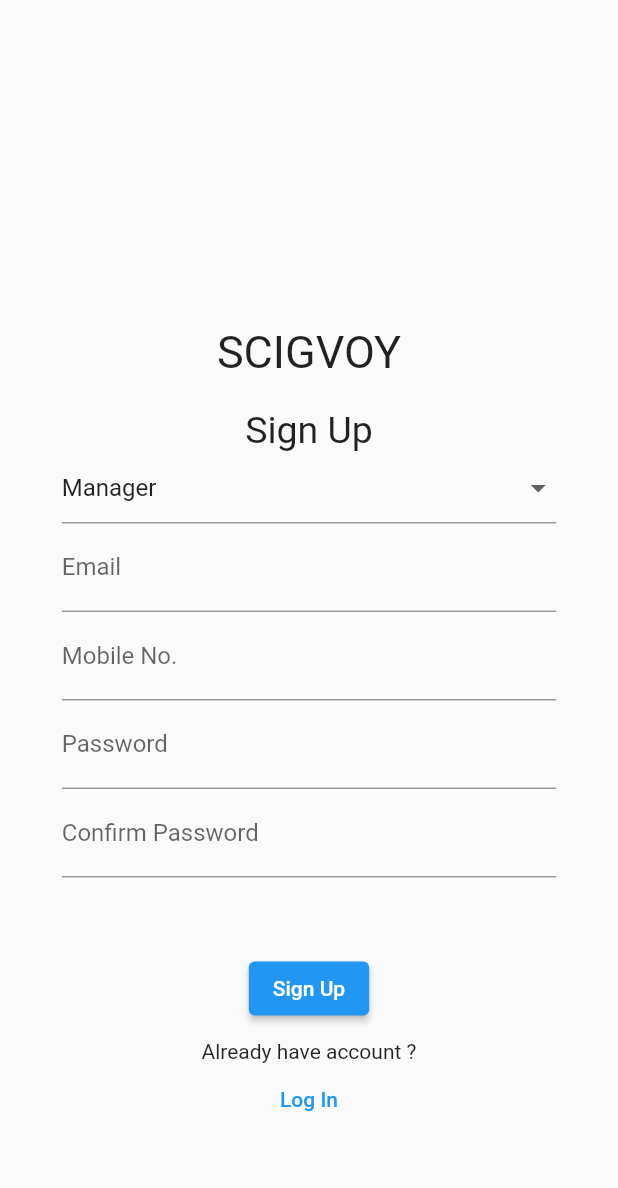
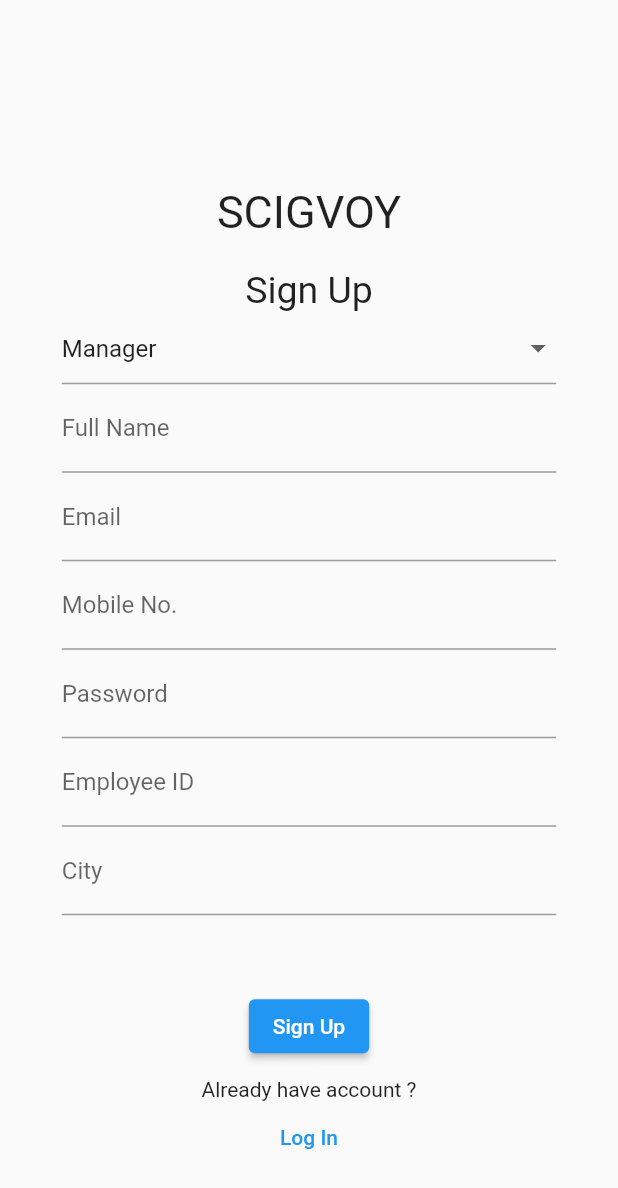
Before and after one commit to smit-mist/Transformer-Tracking-System, a Flutter app: the screen it shows after launch, after a tap on "Sign Up", on a phone screen of 412 x 824 dp. Shown: the top 1188 px of the screen. Run offline on Flutter 3.47's test engine with Material 2 defaults, Android fonts, the phone set to English and light mode, and no system bars; our stand-ins replace cloud_firestore, firebase_auth, firebase_core, fluttertoast; accounts and stored records are empty.

Commit message:
Sign UP Completed

```diff
--- a/lib/main.dart
+++ b/lib/main.dart
@@ -1,7 +1,11 @@
+import 'package:firebase_core/firebase_core.dart';
 import 'package:flutter/material.dart';
 import 'package:tts/screens/login_screen.dart';
+import 'package:tts/screens/sign_up_screen.dart';
 import 'routes.dart';
 void main() {
+  WidgetsFlutterBinding.ensureInitialized();
+  Firebase.initializeApp();
   runApp(MyApp());
 }
 
@@ -10,12 +14,13 @@ class MyApp extends StatelessWidget {
   @override
   Widget build(BuildContext context) {
     return MaterialApp(
+      debugShowCheckedModeBanner: false,
       title: 'Flutter Demo',
       theme: ThemeData(
         primarySwatch: Colors.blue,
       ),
       routes: route,
-      home:LoginScreen(),
+      home:SignUpScreen(),
     );
   }
 }
--- /dev/null
+++ b/lib/models/user_model.dart
@@ -0,0 +1,18 @@
+class AppUser {
+  // Normal App User Nothing going on here
+  // Just to make our life simpler.
+  String uid,name, address, city, email, mobileNo, post, remark, state, empId,password;
+  AppUser({
+    this.uid,
+    this.name,
+    this.password,
+    this.address,
+    this.city,
+    this.email,
+    this.state,
+    this.mobileNo,
+    this.empId,
+    this.post,
+    this.remark,
+  });
+}
--- a/lib/routes.dart
+++ b/lib/routes.dart
@@ -1,4 +1,5 @@
 import 'package:flutter/cupertino.dart';
+import 'package:tts/screens/home_screen.dart';
 import 'package:tts/screens/login_screen.dart';
 import 'package:tts/screens/sign_up_screen.dart';
 
@@ -7,4 +8,5 @@ import 'package:tts/screens/sign_up_screen.dart';
 Map<String, Widget Function(BuildContext)> route = {
   'login': (context) => LoginScreen(),
   'sign_up': (context) => SignUpScreen(),
+  'home':(context)=>HomeScreen(),
 };
--- a/lib/screens/sign_up_screen.dart
+++ b/lib/screens/sign_up_screen.dart
@@ -1,4 +1,7 @@
 import 'package:flutter/material.dart';
+import 'package:fluttertoast/fluttertoast.dart';
+import 'package:tts/logic/auth_logic.dart';
+import 'package:tts/models/user_model.dart';
 
 class SignUpScreen extends StatefulWidget {
   @override
@@ -6,10 +9,46 @@ class SignUpScreen extends StatefulWidget {
 }
 
 class _SignUpScreenState extends State<SignUpScreen> {
+  Database database = Database();
+  GlobalKey<FormState> _key = GlobalKey<FormState>();
+  bool isLoading = false, isVisible = false, isAccepted = false;
+  final _auth = AuthService();
   int ok = 0;
   @override
   Widget build(BuildContext context) {
     double w = MediaQuery.of(context).size.width;
+    double h = MediaQuery.of(context).size.height;
+    TextEditingController _name = TextEditingController(),
+        email = TextEditingController(),
+        mobileNo = TextEditingController(),
+        password = TextEditingController(),
+        empID = TextEditingController(),
+        city = TextEditingController();
+    void signMeUp(AppUser currentUser) async {
+      if (_key.currentState.validate()) {
+        setState(() {
+          isLoading = true;
+        });
+        final AppUser user =
+            await _auth.signUp(currentUser.email, currentUser.password);
+        if (user != null) {
+          await database.addUser(currentUser);
+          // SharedPreferences prefs = await SharedPreferences.getInstance();
+          // prefs.setString('uid', user.uid);
+          Navigator.pushReplacementNamed(context, 'home');
+        } else {
+          setState(() {
+            isLoading = false;
+          });
+          Fluttertoast.showToast(
+            msg: 'Something went wrong',
+            fontSize: 16.0,
+            gravity: ToastGravity.BOTTOM,
+            toastLength: Toast.LENGTH_LONG,
+          );
+        }
+      }
+    }
 
     return SafeArea(
       child: Scaffold(
@@ -22,7 +61,7 @@ class _SignUpScreenState extends State<SignUpScreen> {
                 //mainAxisAlignment: MainAxisAlignment.spaceEvenly,
                 children: [
                   SizedBox(
-                    height: 150,
+                    height: h * 0.1,
                   ),
                   Text(
                     'SCIGVOY',
@@ -53,37 +92,67 @@ class _SignUpScreenState extends State<SignUpScreen> {
                       ]),
                   TextField(
                     decoration: InputDecoration(
+                      labelText: 'Full Name',
+                    ),
+                    controller: _name,
+                  ),
+                  TextField(
+                    decoration: InputDecoration(
                       labelText: 'Email',
                     ),
+                    controller: email,
                   ),
                   TextField(
                     decoration: InputDecoration(
                       labelText: 'Mobile No.',
                     ),
+                    controller: mobileNo,
                   ),
                   TextField(
                     decoration: InputDecoration(
                       labelText: 'Password',
                     ),
+                    controller: password,
                   ),
                   TextField(
                     decoration: InputDecoration(
-                      labelText: 'Confirm Password',
+                      labelText: 'Employee ID',
                     ),
-                    obscureText: true,
+                    controller: empID,
+                  ),
+                  TextField(
+                    decoration: InputDecoration(
+                      labelText: 'City',
+                    ),
+                    controller: city,
                   ),
                   SizedBox(
                     height: 50,
                   ),
                   ElevatedButton(
                     onPressed: () {
-
+                      String post = "Manager";
+                      if (ok == 1) {
+                        post = "Engineer";
+                      }
+                      AppUser currentUser = AppUser(
+                        name: _name.text,
+                        email: email.text,
+                        mobileNo: mobileNo.text,
+                        city: city.text,
+                        empId: empID.text,
+                        password: password.text,
+                        post: post,
+                      );
+                      // Just Created User from info provided
                     },
                     child: Text(
                       'Sign Up',
                     ),
                   ),
-                  SizedBox(height: 10,),
+                  SizedBox(
+                    height: 10,
+                  ),
                   Text("Already have account ?"),
                   TextButton(
                     onPressed: () {
--- a/pubspec.yaml
+++ b/pubspec.yaml
@@ -30,6 +30,10 @@ dependencies:
   cupertino_icons: ^1.0.2
   provider: ^5.0.0
   firebase_auth: ^3.0.1
+  firebase_core: ^1.4.0
+  pinput: ^1.2.0
+  cloud_firestore: ^2.4.0
+  fluttertoast: ^8.0.7
 
 dev_dependencies:
   flutter_test:
```
Also changed, not shown: lib/logic/auth_logic.dart (added, +59 -0 lines), lib/screens/home_screen.dart (added, +18 -0 lines), pubspec.lock.
